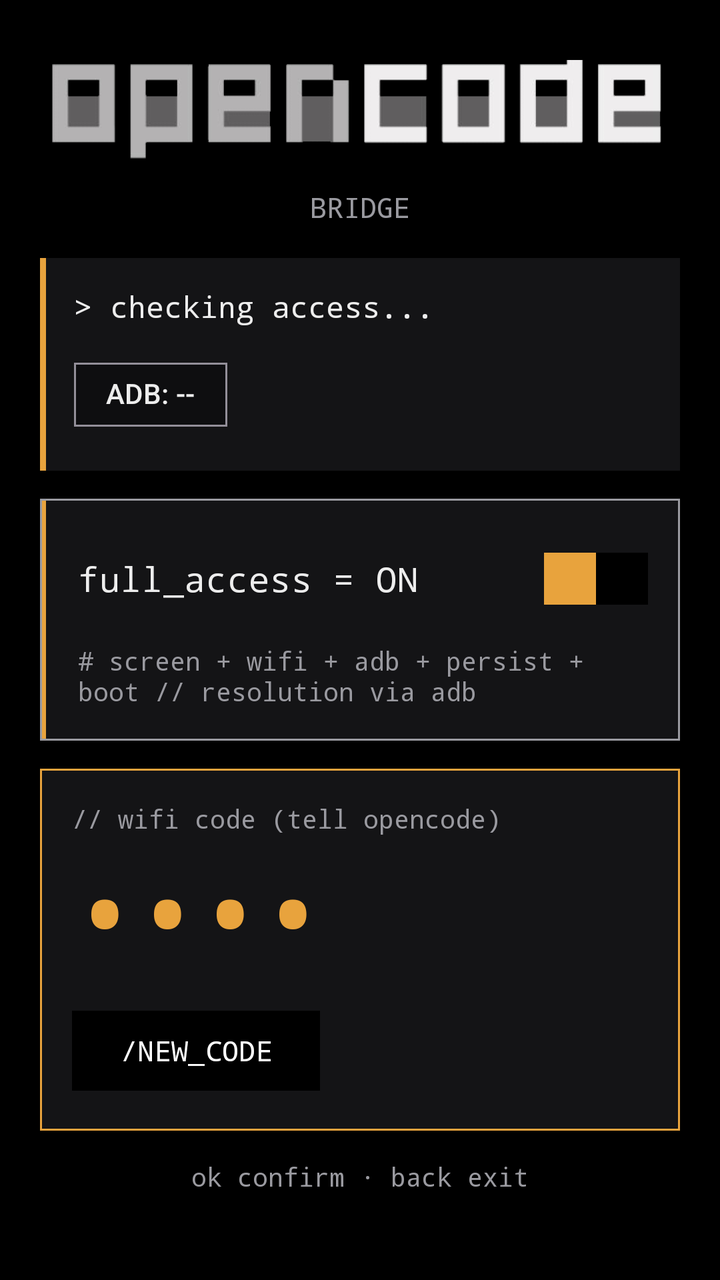
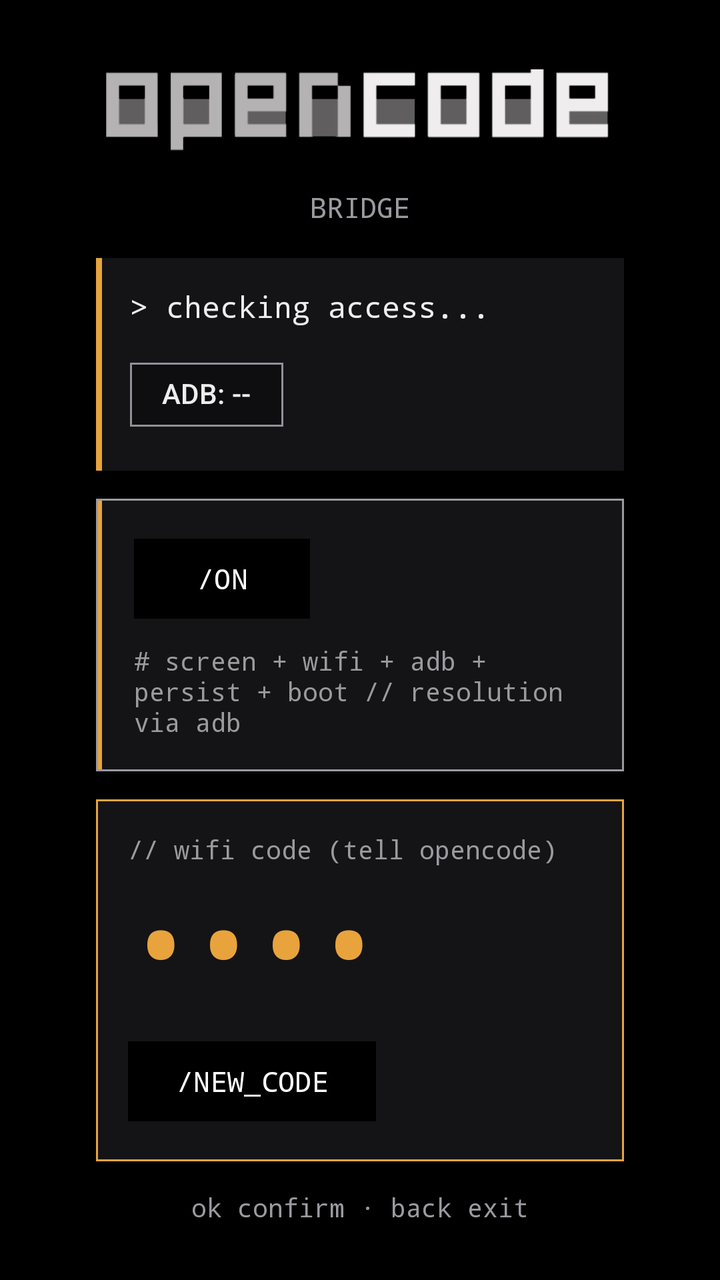

Compare the two renders of this Android layout. The source of the first and the diff that turns it into the second are given below.
<!-- AndroidManifest.xml: application theme Theme.OpenBridge -->
<!-- res/layout/activity_main.xml -->
<?xml version="1.0" encoding="utf-8"?>
<ScrollView xmlns:android="http://schemas.android.com/apk/res/android"
    xmlns:app="http://schemas.android.com/apk/res-auto"
    android:layout_width="match_parent"
    android:layout_height="match_parent"
    android:background="@color/oc_bg"
    android:fillViewport="true">

    <LinearLayout
        android:layout_width="match_parent"
        android:layout_height="wrap_content"
        android:orientation="vertical"
        android:padding="20dp">

        <ImageView
            android:layout_width="match_parent"
            android:layout_height="72dp"
            android:layout_gravity="center_horizontal"
            android:adjustViewBounds="true"
            android:contentDescription="opencode"
            android:scaleType="fitCenter"
            android:src="@drawable/opencode_banner" />

        <TextView
            android:layout_width="wrap_content"
            android:layout_height="wrap_content"
            android:layout_gravity="center_horizontal"
            android:layout_marginTop="2dp"
            android:fontFamily="monospace"
            android:text="BRIDGE"
            android:textColor="@color/oc_muted"
            android:textSize="14sp" />

        <LinearLayout
            android:layout_width="match_parent"
            android:layout_height="wrap_content"
            android:layout_marginTop="16dp"
            android:background="@color/oc_card"
            android:orientation="horizontal">

            <View
                android:layout_width="3dp"
                android:layout_height="match_parent"
                android:background="@color/oc_border" />

            <LinearLayout
                android:layout_width="match_parent"
                android:layout_height="wrap_content"
                android:orientation="vertical"
                android:padding="14dp">

                <TextView
                    android:id="@+id/txtStatus"
                    android:layout_width="wrap_content"
                    android:layout_height="wrap_content"
                    android:fontFamily="monospace"
                    android:text="> checking access..."
                    android:textColor="@color/oc_text"
                    android:textSize="15sp" />

                <com.google.android.material.chip.Chip
                    android:id="@+id/chipAdb"
                    android:layout_width="wrap_content"
                    android:layout_height="wrap_content"
                    android:layout_marginTop="10dp"
                    android:text="ADB: --"
                    app:chipCornerRadius="0dp" />

            </LinearLayout>
        </LinearLayout>

        <com.google.android.material.card.MaterialCardView
            android:layout_width="match_parent"
            android:layout_height="wrap_content"
            android:layout_marginTop="14dp"
            app:cardBackgroundColor="@color/oc_card"
            app:cardCornerRadius="0dp"
            app:cardElevation="0dp"
            app:strokeColor="@color/oc_muted"
            app:strokeWidth="1dp">

            <LinearLayout
                android:layout_width="match_parent"
                android:layout_height="wrap_content"
                android:orientation="horizontal">

                <View
                    android:id="@+id/barToggle"
                    android:layout_width="3dp"
                    android:layout_height="match_parent"
                    android:background="@color/oc_border"
                    android:visibility="visible" />

                <LinearLayout
                    android:layout_width="match_parent"
                    android:layout_height="wrap_content"
                    android:orientation="vertical"
                    android:padding="16dp">

                <androidx.appcompat.widget.SwitchCompat
                    android:id="@+id/swTotal"
                    android:layout_width="match_parent"
                    android:layout_height="wrap_content"
                    android:fontFamily="monospace"
                    android:text="full_access = ON"
                    android:textColor="@color/oc_text"
                    android:textSize="17sp"
                    android:thumb="@drawable/square_thumb"
                    app:thumbTint="@color/oc_primary"
                    app:track="@drawable/square_track"
                    app:trackTint="@color/oc_bg" />

                <TextView
                    android:layout_width="wrap_content"
                    android:layout_height="wrap_content"
                    android:layout_marginTop="8dp"
                    android:fontFamily="monospace"
                    android:text="# screen + wifi + adb + persist + boot // resolution via adb"
                    android:textColor="@color/oc_muted"
                    android:textSize="13sp" />

                </LinearLayout>
            </LinearLayout>
        </com.google.android.material.card.MaterialCardView>

        <com.google.android.material.card.MaterialCardView
            android:layout_width="match_parent"
            android:layout_height="wrap_content"
            android:layout_marginTop="14dp"
            app:cardBackgroundColor="@color/oc_card"
            app:cardCornerRadius="0dp"
            app:cardElevation="0dp"
            app:strokeColor="@color/oc_border"
            app:strokeWidth="1dp">

            <LinearLayout
                android:layout_width="match_parent"
                android:layout_height="wrap_content"
                android:orientation="vertical"
                android:padding="16dp">

                <TextView
                    android:layout_width="wrap_content"
                    android:layout_height="wrap_content"
                    android:fontFamily="monospace"
                    android:text="// wifi code (tell opencode)"
                    android:textColor="@color/oc_muted"
                    android:textSize="13sp" />

                <TextView
                    android:id="@+id/txtPin"
                    android:layout_width="wrap_content"
                    android:layout_height="wrap_content"
                    android:layout_marginTop="4dp"
                    android:fontFamily="monospace"
                    android:text="••••"
                    android:textColor="@color/oc_primary"
                    android:textSize="52sp"
                    android:textStyle="bold" />

                <LinearLayout
                    android:layout_width="wrap_content"
                    android:layout_height="wrap_content"
                    android:layout_marginTop="10dp"
                    android:orientation="horizontal">

                    <View
                        android:id="@+id/barBtn"
                        android:layout_width="3dp"
                        android:layout_height="match_parent"
                        android:background="@color/oc_border"
                        android:visibility="gone" />

                    <com.google.android.material.button.MaterialButton
                        android:id="@+id/btnPin"
                        android:layout_width="wrap_content"
                        android:layout_height="wrap_content"
                        android:focusable="true"
                        android:focusableInTouchMode="true"
                        android:fontFamily="monospace"
                        android:text="/NEW_CODE"
                        android:textColor="#FFFFFF"
                        app:backgroundTint="@color/oc_bg"
                        app:cornerRadius="0dp" />

                </LinearLayout>

            </LinearLayout>
        </com.google.android.material.card.MaterialCardView>

        <TextView
            android:layout_width="wrap_content"
            android:layout_height="wrap_content"
            android:layout_gravity="center_horizontal"
            android:layout_marginTop="14dp"
            android:fontFamily="monospace"
            android:text="ok confirm · back exit"
            android:textColor="@color/oc_muted"
            android:textSize="13sp" />

    </LinearLayout>
</ScrollView>
<!-- resources referenced by this layout -->
<resources>
  <color name="oc_bg">#000000</color>
  <color name="oc_border">#E8A33D</color>
  <color name="oc_card">#141416</color>
  <color name="oc_muted">#9A9AA0</color>
  <color name="oc_primary">#E8A33D</color>
  <color name="oc_text">#EDEDED</color>
  <!-- drawable opencode_banner: png bitmap (drawable-nodpi, 8702 bytes) -->
  <!-- drawable square_thumb (drawable) -->
  <?xml version="1.0" encoding="utf-8"?>
  <shape xmlns:android="http://schemas.android.com/apk/res/android" android:shape="rectangle">
      <solid android:color="@color/oc_primary" />
      <size android:width="26dp" android:height="26dp" />
  </shape>
  <!-- drawable square_track (drawable) -->
  <?xml version="1.0" encoding="utf-8"?>
  <shape xmlns:android="http://schemas.android.com/apk/res/android" android:shape="rectangle">
      <solid android:color="@color/oc_card" />
      <stroke android:width="1dp" android:color="@color/oc_muted" />
      <size android:width="52dp" android:height="26dp" />
  </shape>
  <style name="Theme.OpenBridge" parent="Theme.Material3.Dark.NoActionBar">
          <item name="colorPrimary">@color/oc_primary</item>
          <item name="colorOnPrimary">@color/oc_on_primary</item>
          <item name="android:colorBackground">@color/oc_bg</item>
          <item name="colorSurface">@color/oc_surface</item>
          <item name="colorOnSurface">@color/oc_text</item>
          <item name="shapeAppearanceSmallComponent">@style/Shape.Square</item>
          <item name="shapeAppearanceMediumComponent">@style/Shape.Square</item>
          <item name="shapeAppearanceLargeComponent">@style/Shape.Square</item>
      </style>
  <color name="oc_on_primary">#000000</color>
  <color name="oc_surface">#0E0E10</color>
  <style name="Shape.Square" parent="">
          <item name="cornerFamily">rounded</item>
          <item name="cornerSize">0dp</item>
      </style>
</resources>

<!-- the commit's change to res/layout/activity_main.xml (unified diff, before → after) -->
@@ -10,7 +10,10 @@
         android:layout_width="match_parent"
         android:layout_height="wrap_content"
         android:orientation="vertical"
-        android:padding="20dp">
+        android:paddingLeft="48dp"
+        android:paddingRight="48dp"
+        android:paddingTop="20dp"
+        android:paddingBottom="20dp">
 
         <ImageView
             android:layout_width="match_parent"
@@ -97,18 +100,31 @@
                     android:orientation="vertical"
                     android:padding="16dp">
 
-                <androidx.appcompat.widget.SwitchCompat
-                    android:id="@+id/swTotal"
-                    android:layout_width="match_parent"
-                    android:layout_height="wrap_content"
-                    android:fontFamily="monospace"
-                    android:text="full_access = ON"
-                    android:textColor="@color/oc_text"
-                    android:textSize="17sp"
-                    android:thumb="@drawable/square_thumb"
-                    app:thumbTint="@color/oc_primary"
-                    app:track="@drawable/square_track"
-                    app:trackTint="@color/oc_bg" />
+                <LinearLayout
+                    android:layout_width="wrap_content"
+                    android:layout_height="wrap_content"
+                    android:orientation="horizontal">
+
+                    <View
+                        android:id="@+id/barPower"
+                        android:layout_width="3dp"
+                        android:layout_height="match_parent"
+                        android:background="@color/oc_border"
+                        android:visibility="gone" />
+
+                    <com.google.android.material.button.MaterialButton
+                        android:id="@+id/btnPower"
+                        android:layout_width="wrap_content"
+                        android:layout_height="wrap_content"
+                        android:focusable="true"
+                        android:focusableInTouchMode="true"
+                        android:fontFamily="monospace"
+                        android:text="/ON"
+                        android:textColor="#FFFFFF"
+                        app:backgroundTint="@color/oc_bg"
+                        app:cornerRadius="0dp" />
+
+                </LinearLayout>
 
                 <TextView
                     android:layout_width="wrap_content"
<!-- resource entries referenced after the edit -->
@@ -7,19 +7,6 @@
   <color name="oc_primary">#E8A33D</color>
   <color name="oc_text">#EDEDED</color>
   <!-- drawable opencode_banner: png bitmap (drawable-nodpi, 8702 bytes) -->
-  <!-- drawable square_thumb (drawable) -->
-  <?xml version="1.0" encoding="utf-8"?>
-  <shape xmlns:android="http://schemas.android.com/apk/res/android" android:shape="rectangle">
-      <solid android:color="@color/oc_primary" />
-      <size android:width="26dp" android:height="26dp" />
-  </shape>
-  <!-- drawable square_track (drawable) -->
-  <?xml version="1.0" encoding="utf-8"?>
-  <shape xmlns:android="http://schemas.android.com/apk/res/android" android:shape="rectangle">
-      <solid android:color="@color/oc_card" />
-      <stroke android:width="1dp" android:color="@color/oc_muted" />
-      <size android:width="52dp" android:height="26dp" />
-  </shape>
   <style name="Theme.OpenBridge" parent="Theme.Material3.Dark.NoActionBar">
           <item name="colorPrimary">@color/oc_primary</item>
           <item name="colorOnPrimary">@color/oc_on_primary</item>
